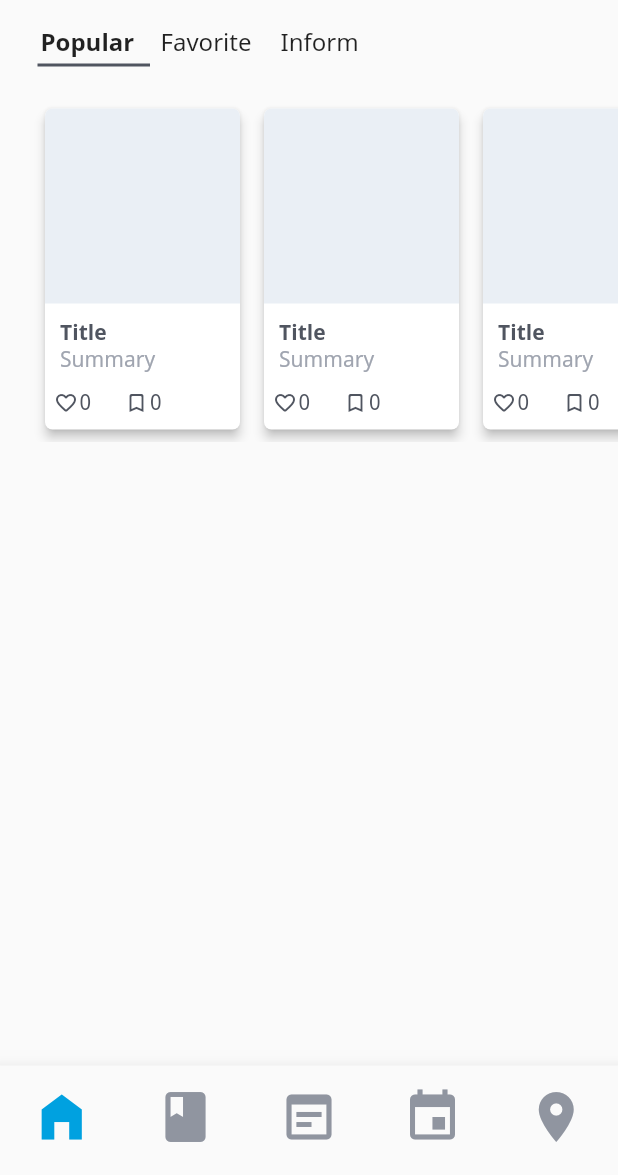
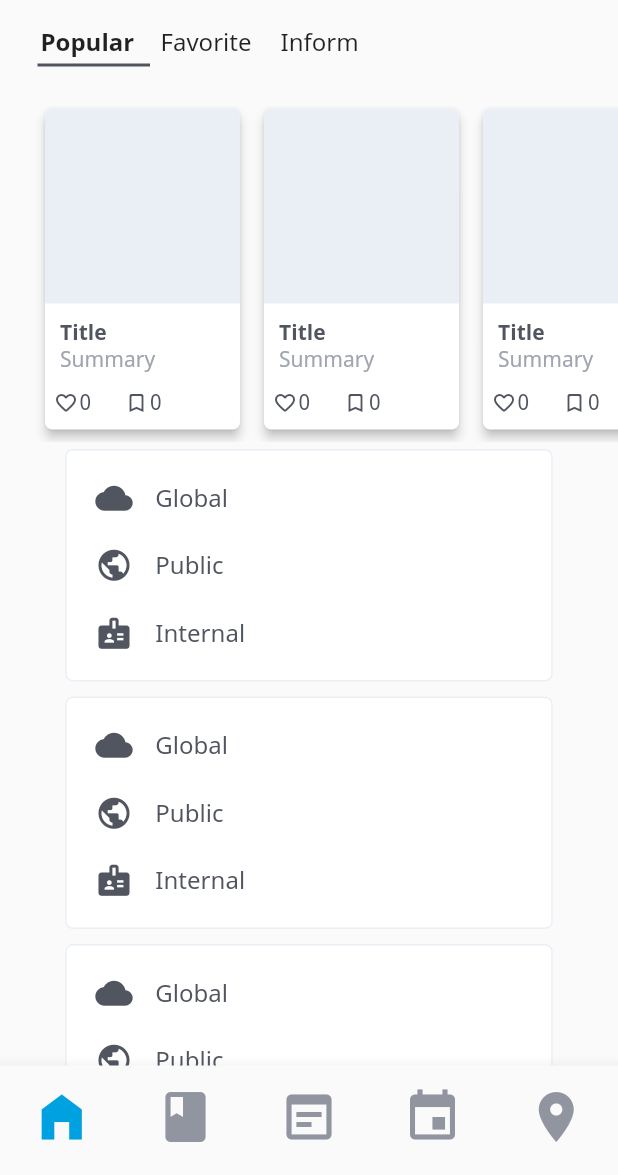
Before and after one commit to padong4284/padong-app, a Flutter app: the MainView screen opened by its route, on a phone screen of 412 x 824 dp, the part 61-1236 px from its top. Run offline on Flutter 3.47's test engine with Material 2 defaults, Android fonts, the phone set to English and light mode, and no system bars.

Commit message:
feat: base board list tile

```diff
--- a/lib/ui/views/main/main_view.dart
+++ b/lib/ui/views/main/main_view.dart
@@ -9,6 +9,8 @@ import 'package:padong/ui/widgets/safe_padding_template.dart';
 import 'package:padong/ui/widgets/summary_card.dart';
 import 'package:padong/ui/widgets/swipe_deck.dart';
 import 'package:padong/ui/widgets/tab_container.dart';
+
+import 'package:padong/ui/widgets/board_list_tile.dart';
 
 class MainView extends StatefulWidget {
   final bool isPMain;
@@ -52,6 +54,9 @@ class _MainViewState extends State<MainView> {
                       .map((idx) => PostCard(idx.toString()))
                       .toList()),
             ]),
+            BoardListTile(boards: ['Global', 'Public', 'Internal'], icons: [Icons.cloud, Icons.public, Icons.badge]),
+            BoardListTile(boards: ['Global', 'Public', 'Internal'], icons: [Icons.cloud, Icons.public, Icons.badge]),
+            BoardListTile(boards: ['Global', 'Public', 'Internal'], icons: [Icons.cloud, Icons.public, Icons.badge])
           ],
         )),
         bottomNavigationBar: PadongBottomNavigationBar());
--- /dev/null
+++ b/lib/ui/widgets/board_list_tile.dart
@@ -0,0 +1,61 @@
+import 'package:flutter/material.dart';
+import 'package:padong/ui/theme/app_theme.dart';
+import 'package:padong/ui/shared/types.dart';
+import 'package:padong/ui/widgets/transp_button.dart';
+
+class BoardListTile extends StatelessWidget {
+  final List<String> boards;
+  final List<IconData> icons;
+  final bool isAlertTile;
+
+  BoardListTile(
+      {@required List<String> boards,
+      List<IconData> icons,
+      isAlertTile = false})
+      : assert(!isAlertTile && (boards.length == icons.length)),
+        this.boards = boards,
+        this.icons = icons,
+        this.isAlertTile = isAlertTile;
+
+  @override
+  Widget build(BuildContext context) {
+    return Card(
+        margin: const EdgeInsets.symmetric(vertical: 5),
+        shape: RoundedRectangleBorder(
+          side: BorderSide(color: AppTheme.colors.lightSupport),
+          borderRadius: BorderRadius.circular(5.0),
+        ),
+        elevation: 0,
+        child: Container(
+            width: 325,
+            padding: const EdgeInsets.symmetric(vertical: 10, horizontal: 20),
+            child: Column(
+                children: Iterable<int>.generate(this.boards.length)
+                    .map(
+                      (idx) => InkWell(
+                          onTap: () {},
+                          child: Container(
+                              alignment: Alignment.centerLeft,
+                              padding: EdgeInsets.symmetric(vertical: 10),
+                              child: Row(children: [
+                                Padding(
+                                    padding: const EdgeInsets.only(right: 15.0),
+                                    child: Icon(this.icons[idx],
+                                        size: 25,
+                                        color: AppTheme.colors.support)),
+                                this.boardText(this.boards[idx])
+                              ]))),
+                    )
+                    .toList())));
+  }
+
+  Text boardText(text) {
+    return Text(text,
+        textAlign: TextAlign.left,
+        style: TextStyle(
+            height: 1.25,
+            color: AppTheme.colors.support,
+            letterSpacing: 0.025,
+            fontSize: AppTheme.fontSizes.mlarge));
+  }
+}
```
